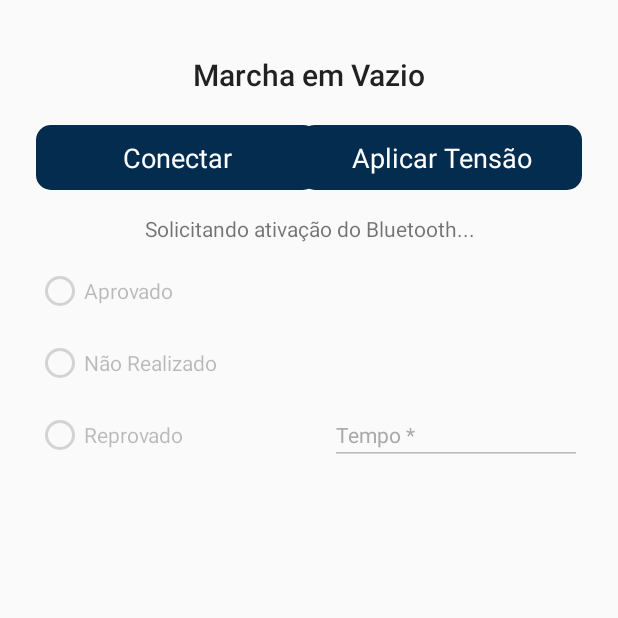
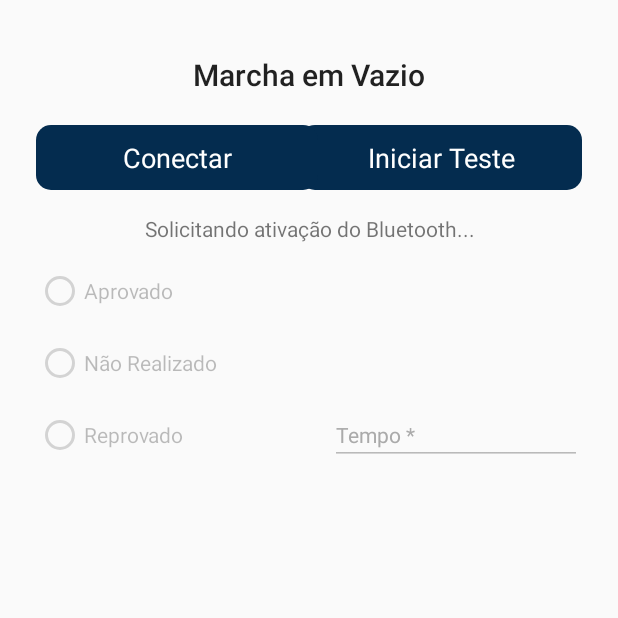
Before and after one commit to loraineduarte/ProjetoBalancaDePrecisao, an Android app: the MarchaVazioActivity screen opened directly, with no data from a screen before it, on a phone screen of 412 x 824 dp, the top half of it. Run offline under Robolectric (Android 15) with nearby library versions, the phone set to English and light mode, and no system bars; libraries missing offline, so code that uses them is left out: com.orhanobut.hawk; 2 statements that could not run were skipped.

Commit message:
Consertado o bug : - No teste de marcha a vazio, substituir o texto "Aplicar Tensão" por "Iniciar Teste".

```diff
--- a/app/src/main/res/layout/activity_marcha_vazio.xml
+++ b/app/src/main/res/layout/activity_marcha_vazio.xml
@@ -31,7 +31,7 @@
         android:background="@drawable/botao_arredondado"
         android:backgroundTint="@color/colorPrimaryDark"
         android:onClick="executarTeste"
-        android:text="@string/aplicar_tens_o"
+        android:text="Iniciar Teste"
         android:textAppearance="@style/TextAppearance.AppCompat.Medium"
         android:textColor="@android:color/white"
         android:textColorLink="@android:color/black"
```
